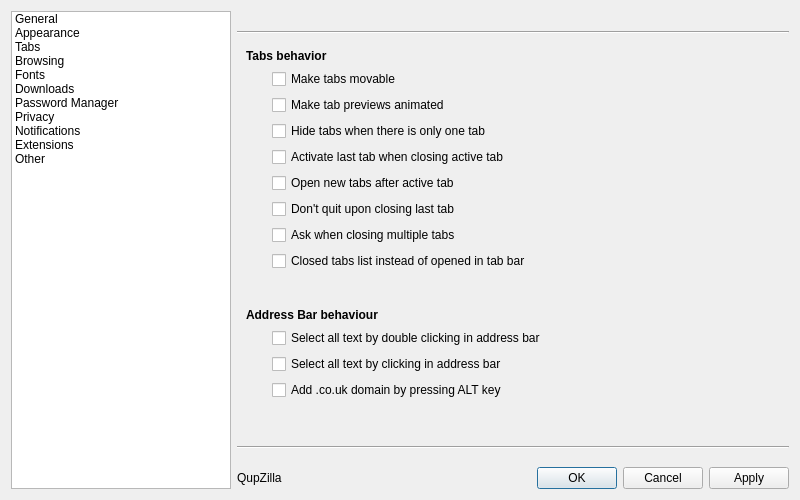
The window that src/lib/preferences/preferences.ui (QupZilla/qupzilla) describes before a commit, drawn with Qt 5.
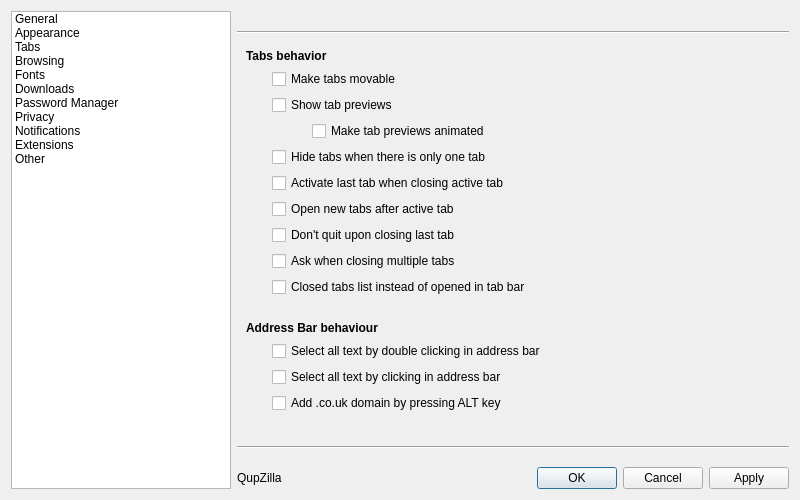
The same window after the commit. The open tabs and pages were chosen to show the change.

Commit message:
Added option to completely disable tab previews. - only classic tooltip contains full page title will be   displayed
closes #374

What changed in the file:
```diff
--- a/src/lib/preferences/preferences.ui
+++ b/src/lib/preferences/preferences.ui
@@ -595,8 +595,8 @@
       </layout>
      </widget>
      <widget class="QWidget" name="stackedWidgetPage3">
-      <layout class="QGridLayout" name="gridLayout_8">
-       <item row="0" column="0" colspan="3">
+      <layout class="QGridLayout" name="gridLayout">
+       <item row="0" column="0" colspan="2">
         <widget class="QLabel" name="label_13">
          <property name="text">
           <string>&lt;b&gt;Tabs behavior&lt;/b&gt;</string>
@@ -619,129 +619,156 @@
          </property>
         </spacer>
        </item>
-       <item row="1" column="1" colspan="2">
+       <item row="1" column="1">
         <widget class="QCheckBox" name="makeMovable">
          <property name="text">
           <string>Make tabs movable</string>
          </property>
         </widget>
        </item>
-       <item row="3" column="1" colspan="2">
+       <item row="1" column="2">
+        <spacer name="horizontalSpacer_16">
+         <property name="orientation">
+          <enum>Qt::Horizontal</enum>
+         </property>
+         <property name="sizeHint" stdset="0">
+          <size>
+           <width>40</width>
+           <height>20</height>
+          </size>
+         </property>
+        </spacer>
+       </item>
+       <item row="3" column="1">
+        <widget class="QCheckBox" name="showTabPreviews">
+         <property name="text">
+          <string>Show tab previews</string>
+         </property>
+        </widget>
+       </item>
+       <item row="6" column="1">
         <widget class="QCheckBox" name="hideTabsOnTab">
          <property name="text">
           <string>Hide tabs when there is only one tab</string>
          </property>
         </widget>
        </item>
-       <item row="11" column="0" colspan="4">
-        <widget class="QLabel" name="label_25">
-         <property name="text">
-          <string>&lt;b&gt;Address Bar behaviour&lt;/b&gt;</string>
-         </property>
-        </widget>
-       </item>
-       <item row="15" column="1">
-        <spacer name="verticalSpacer_8">
-         <property name="orientation">
-          <enum>Qt::Vertical</enum>
-         </property>
-         <property name="sizeHint" stdset="0">
-          <size>
-           <width>20</width>
-           <height>40</height>
-          </size>
-         </property>
-        </spacer>
-       </item>
-       <item row="10" column="1">
-        <spacer name="verticalSpacer_7">
-         <property name="orientation">
-          <enum>Qt::Vertical</enum>
-         </property>
-         <property name="sizeHint" stdset="0">
-          <size>
-           <width>20</width>
-           <height>40</height>
-          </size>
-         </property>
-        </spacer>
-       </item>
-       <item row="12" column="1" colspan="3">
-        <widget class="QCheckBox" name="selectAllOnFocus">
-         <property name="text">
-          <string>Select all text by double clicking in address bar</string>
-         </property>
-        </widget>
-       </item>
-       <item row="14" column="1" colspan="3">
-        <widget class="QCheckBox" name="addCountryWithAlt">
-         <property name="text">
-          <string>Add .co.uk domain by pressing ALT key</string>
-         </property>
-        </widget>
-       </item>
        <item row="8" column="1">
-        <widget class="QCheckBox" name="askWhenClosingMultipleTabs">
-         <property name="text">
-          <string>Ask when closing multiple tabs</string>
-         </property>
-        </widget>
-       </item>
-       <item row="13" column="1" colspan="3">
-        <widget class="QCheckBox" name="selectAllOnClick">
-         <property name="text">
-          <string>Select all text by clicking in address bar</string>
-         </property>
-        </widget>
-       </item>
-       <item row="1" column="3">
-        <spacer name="horizontalSpacer_16">
-         <property name="orientation">
-          <enum>Qt::Horizontal</enum>
-         </property>
-         <property name="sizeHint" stdset="0">
-          <size>
-           <width>40</width>
-           <height>20</height>
-          </size>
-         </property>
-        </spacer>
-       </item>
-       <item row="5" column="1">
         <widget class="QCheckBox" name="activateLastTab">
          <property name="text">
           <string>Activate last tab when closing active tab</string>
          </property>
         </widget>
        </item>
-       <item row="7" column="1">
+       <item row="9" column="1">
+        <widget class="QCheckBox" name="openNewTabAfterActive">
+         <property name="text">
+          <string>Open new tabs after active tab</string>
+         </property>
+        </widget>
+       </item>
+       <item row="10" column="1">
         <widget class="QCheckBox" name="dontQuitOnTab">
          <property name="text">
           <string>Don't quit upon closing last tab</string>
          </property>
         </widget>
        </item>
-       <item row="9" column="1">
+       <item row="11" column="1">
+        <widget class="QCheckBox" name="askWhenClosingMultipleTabs">
+         <property name="text">
+          <string>Ask when closing multiple tabs</string>
+         </property>
+        </widget>
+       </item>
+       <item row="12" column="1">
         <widget class="QCheckBox" name="closedInsteadOpened">
          <property name="text">
           <string>Closed tabs list instead of opened in tab bar</string>
          </property>
         </widget>
        </item>
-       <item row="6" column="1">
-        <widget class="QCheckBox" name="openNewTabAfterActive">
+       <item row="13" column="1">
+        <spacer name="verticalSpacer_7">
+         <property name="orientation">
+          <enum>Qt::Vertical</enum>
+         </property>
+         <property name="sizeHint" stdset="0">
+          <size>
+           <width>20</width>
+           <height>40</height>
+          </size>
+         </property>
+        </spacer>
+       </item>
+       <item row="14" column="0" colspan="2">
+        <widget class="QLabel" name="label_25">
          <property name="text">
-          <string>Open new tabs after active tab</string>
+          <string>&lt;b&gt;Address Bar behaviour&lt;/b&gt;</string>
          </property>
         </widget>
        </item>
-       <item row="2" column="1">
-        <widget class="QCheckBox" name="animatedTabPreviews">
+       <item row="15" column="1" colspan="2">
+        <widget class="QCheckBox" name="selectAllOnFocus">
          <property name="text">
-          <string>Make tab previews animated</string>
+          <string>Select all text by double clicking in address bar</string>
          </property>
         </widget>
        </item>
+       <item row="16" column="1">
+        <widget class="QCheckBox" name="selectAllOnClick">
+         <property name="text">
+          <string>Select all text by clicking in address bar</string>
+         </property>
+        </widget>
+       </item>
+       <item row="17" column="1">
+        <widget class="QCheckBox" name="addCountryWithAlt">
+         <property name="text">
+          <string>Add .co.uk domain by pressing ALT key</string>
+         </property>
+        </widget>
+       </item>
+       <item row="18" column="1">
+        <spacer name="verticalSpacer_8">
+         <property name="orientation">
+          <enum>Qt::Vertical</enum>
+         </property>
+         <property name="sizeHint" stdset="0">
+          <size>
+           <width>20</width>
+           <height>40</height>
+          </size>
+         </property>
+        </spacer>
+       </item>
+       <item row="5" column="1">
+        <layout class="QHBoxLayout" name="horizontalLayout_15">
+         <item>
+          <spacer name="horizontalSpacer_5">
+           <property name="orientation">
+            <enum>Qt::Horizontal</enum>
+           </property>
+           <property name="sizeType">
+            <enum>QSizePolicy::Fixed</enum>
+           </property>
+           <property name="sizeHint" stdset="0">
+            <size>
+             <width>40</width>
+             <height>20</height>
+            </size>
+           </property>
+          </spacer>
+         </item>
+         <item>
+          <widget class="QCheckBox" name="animatedTabPreviews">
+           <property name="text">
+            <string>Make tab previews animated</string>
+           </property>
+          </widget>
+         </item>
+        </layout>
+       </item>
       </layout>
      </widget>
      <widget class="QWidget" name="stackedWidgetPage4">
```
The commit also changes 7 other files.
